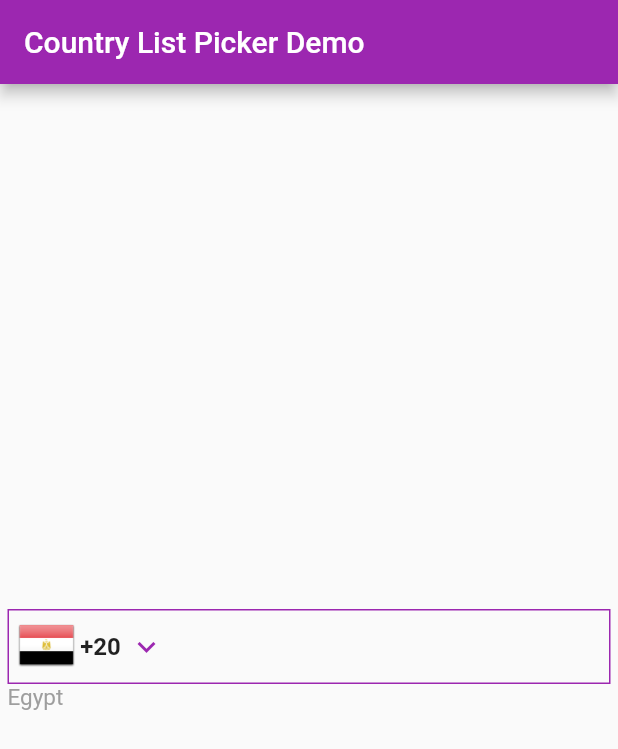
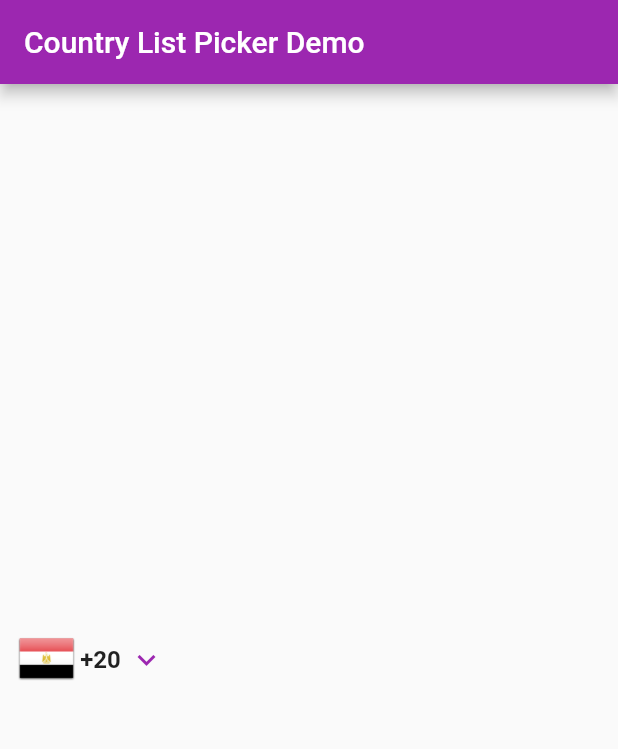
Before and after one commit to AmremadDev/country-list-picker, a Flutter app: the screen it shows after launch, on a phone screen of 412 x 824 dp. Shown: the top 749 px of the screen. Run offline on Flutter 3.47's test engine with Material 2 defaults, Android fonts, the phone set to English and light mode, and no system bars.

Commit message:
wirting methods description

```diff
--- a/example/lib/main.dart
+++ b/example/lib/main.dart
@@ -34,7 +34,6 @@ class HomePage extends StatefulWidget {
 class _HomePageState extends State<HomePage> {
   @override
   Widget build(BuildContext context) {
-    print("Build");
     return Scaffold(
       // backgroundColor: Colors.blue,
       appBar: AppBar(
@@ -45,65 +44,44 @@ class _HomePageState extends State<HomePage> {
         mainAxisAlignment: MainAxisAlignment.center,
         children: [
           CountryListPicker(
-            // border: Border.all(width: 2, style: BorderStyle.none),
-            onChanged: (value) => print(value.englishName.official),
+            border: Border.all(style: BorderStyle.none),
+            isShowTitle: false,
+            onChanged: (value) {
+              ScaffoldMessenger.of(context).showSnackBar(SnackBar(
+                content: Text(value.englishName.official),
+                duration: const Duration(seconds: 1),
+                backgroundColor: Theme.of(context).primaryColor,
+              ));
+            },
+            dialogTheme: const CountryListDialogTheme(
+              alphabetsBar: AlphabetsBarThemes(
+                visible: true,
+                backgroundColor: Colors.transparent,
+                textStyle: TextStyle(color: Colors.black),
+                selectedBackgroundColor: Colors.redAccent,
+                selectedTextStyle: TextStyle(color: Colors.white),
+              ),
+
+              //LastPickTileTheme
+              lastPickTile: LastPickTileTheme(
+                title: "Last Pick",
+                icon: Icon(Icons.check_circle_outline_outlined),
+              ),
+
+              //CurrentLocationTileTheme
+              currentLocationTile: CurrentLocationTileTheme(
+                visible: true,
+                title: "Current Location",
+              ),
+
+              //SearchTileTheme
+              searchTile: SearchTileTheme(
+                visible: true,
+                title: "my search",
+                hint: "by code/name",
+              ),
+            ),
           ),
-          // CountryListPicker(
-          //   isShowTextField: false,
-          //   isDownIcon: false,
-          //   isShowCode: true,
-          //   isShowFlag: true,
-          //   isShowTitle: true,
-          //   border: Border.all(width: 2, color: Colors.red),
-          // ),
-          // Divider(),
-          // CountryListPicker(
-          //   codeTextStyle: const TextStyle(color: Colors.blue, fontSize: 16),
-          //   textFieldTextStyle: const TextStyle(fontSize: 16),
-          //   countryNameTextStyle: const TextStyle(color: Colors.amber),
-          // ),
-          // CountryListPicker(
-          //   //intial value
-          //   initialCountry: Countries.Oman,
-          //   isShowFlag: true,
-          //   isDownIcon: true,
-          //   isShowCode: true,
-          //   isShowTitle: false,
-          //   isShowTextField: false,
-
-          //   useUiOverlay: true,
-          //   onChanged: (Country? code) {},
-          //   dialogTheme: const CountryListDialogTheme(
-          //       // //appBar
-          //       // appBar: AppBar(title: const Text("new appbar title"), backgroundColor: Colors.pink),
-
-          //       // //AlphabetsBarThemes
-          //       // alphabetsBar: const AlphabetsBarThemes(backgroundColor: Colors.transparent, visible: true),
-
-          //       // //LastPickTileTheme
-          //       // lastPickTile: const LastPickTileTheme(visible: true, title: "last country picked", icon: Icon(Icons.check)),
-
-          //       // //CurrentLocationTileTheme
-          //       // currentLocationTile: const CurrentLocationTileTheme(visible: true, title: "current country"),
-
-          //       // //SearchTileTheme
-          //       // searchTile: const SearchTileTheme(visible: true, title: "my search", hint: "by code/name"),
-
-          //       // //show/hide options
-          //       // isShowDialCode: true,
-          //       // isShowFlage: true,
-          //       // isShowFloatButton: false,
-
-          //       // //Styles and colors
-          //       // backgroundColor: Colors.white,
-          //       // titlesBackground: Colors.pink,
-          //       // titlesStyle: const TextStyle(color: Colors.green, fontWeight: FontWeight.bold),
-          //       // textStyle: const TextStyle(color: Colors.pink),
-
-          //       // //Tile height
-          //       // tileHeight: 50,
-          //       ),
-          // ),
         ],
       ),
     );
--- /dev/null
+++ b/lib/contollers/countrylistPicker_controller.dart
@@ -0,0 +1,61 @@
+import 'package:flutter/material.dart';
+import '../models/countries.dart';
+import '../models/country.dart';
+import '../support/countries_codes.dart';
+
+class CountryListPickerController extends ChangeNotifier {
+  int posSelected = -1;
+  bool floatbutton = false;
+  late Country selectedItem;
+  List<Country> countries = [];
+
+  final Countries initialCountry;
+
+  CountryListPickerController({this.initialCountry = Countries.Egypt}) {
+    countries = countriesList
+        .map((s) => Country(
+              alpha2: s['iso_3166_1_alpha2'],
+              alpha3: s['iso_3166_1_alpha3'],
+              englishName:
+                  Name(common: s['englishName']['common'], official: s['englishName']['official']),
+              nativeName:
+                  Name(common: s['nativeName']['common'], official: s['nativeName']['official']),
+              callingCode: s['callingCode'],
+              numberlength: s['numberlength'],
+              flagUri: 'assets/flags/${s['iso_3166_1_alpha2'].toLowerCase()}.png',
+            ))
+        .toList();
+
+    countries.sort((a, b) => a.englishName.common.compareTo(b.englishName.common));
+
+    selectedItem = countries.firstWhere(
+        (Country e) => (e.alpha3.toUpperCase() == initialCountry.alpha3.toUpperCase()),
+        orElse: () => countries[0]);
+  }
+
+  void changeselectedItem(Country country) {
+    if (selectedItem != country) {
+      selectedItem = country;
+      notifyListeners();
+    }
+  }
+
+  void changeSelectedPosition(int index) {
+    if (posSelected != index) {
+      posSelected = index;
+      notifyListeners();
+    }
+  }
+
+  void changeIsShowFloatButton(bool value) {
+    if (floatbutton != value) {
+      floatbutton = value;
+      notifyListeners();
+    }
+  }
+
+  void changeCountries(List<Country> list) {
+    countries = list;
+    notifyListeners();
+  }
+}
--- a/lib/country_list_picker.dart
+++ b/lib/country_list_picker.dart
@@ -1,22 +1,24 @@
 library country_list_picker;
 
 // imports
-import 'package:country_list_picker/models/countries.dart';
+
 import 'package:flutter/material.dart';
 import 'package:provider/provider.dart';
-import 'contollers/countries_codes.dart';
+
 import '../selection_list.dart';
 import '../models/country.dart';
-import '../supports/csettings_controller.dart';
+import '../contollers/countrylistPicker_controller.dart';
 import '../themes/country_list_dialog_theme.dart';
+import '../models/countries.dart';
 
 // exports
-export '../country_list_picker.dart';
 export '../themes/country_list_dialog_theme.dart';
 export '../models/country.dart';
 export '../models/countries.dart';
 
 class CountryListPicker extends StatelessWidget {
+  /// Creates a country list picker widget.
+  ///
   CountryListPicker({
     super.key,
     this.initialCountry = Countries.Egypt,
@@ -28,63 +30,96 @@ class CountryListPicker extends StatelessWidget {
     this.margin = const EdgeInsets.all(5.0),
     this.padding = const EdgeInsets.all(0.0),
     this.border,
-    this.codeTextStyle = const TextStyle(fontSize: 16, fontWeight: FontWeight.bold),
+    this.dialCodeTextStyle = const TextStyle(fontSize: 16, fontWeight: FontWeight.bold),
     this.textFieldTextStyle = const TextStyle(fontSize: 16),
-    this.countryNameTextStyle = const TextStyle(fontSize: 15, color: Colors.grey),
+    this.titleTextStyle = const TextStyle(fontSize: 15, color: Colors.grey),
     this.onChanged,
     this.pickerBuilder,
     this.dialogBuilder,
-    this.width = double.infinity,
     this.useUiOverlay = false,
     this.useSafeArea = false,
     this.dialogTheme = const CountryListDialogTheme(),
   })  : assert(dialogTheme.tileHeight >= 50.0, "tileheight must be greater than 50.0"),
-        assert(isShowFlag == true || isShowCode == true, "Both isShowFlag and isShowCode can't be false");
+        assert(isShowFlag == true || isShowCode == true,
+            "Both isShowFlag and isShowCode can't be false");
 
+  ///Use with the [Countries] Enumration Type to show specific contry. countries are identified by their name as listed below, e.g. [Countries.Egypt].
   final Countries initialCountry;
+
+  /// If true country flag will be appear.
+  /// Both [isShowFlag] and [isShowCode] can't be false
   final bool isShowFlag;
+
+  /// If true country title will be appear at left bottom.
+  /// Both [isShowFlag] and [isShowCode] can't be false
   final bool isShowTitle;
+
+  /// If true country dial code will be appear.
   final bool isShowCode;
+
+  /// If true country flag down icon be appear.
   final bool isDownIcon;
+
+  ///If true country TextField will be appear.
   final bool isShowTextField;
+
+  /// Empty space to surround the [decoration] and [child].
   final EdgeInsets margin;
+
+  /// Empty space to inscribe inside the [decoration]. The [child], if any, is
+  /// placed inside this padding.
+  ///
+  /// This padding is in addition to any padding inherent in the [decoration];
+  /// see [Decoration.padding].
   final EdgeInsets padding;
+
+  /// A border to draw above the background [color], [gradient], or [image].
+  ///
+  /// Follows the [shape] and [borderRadius].
+  ///
+  /// Use [Border] objects to describe borders that do not depend on the reading
+  /// direction.
+  ///
+  /// Use [BoxBorder] objects to describe borders that should flip their left
+  /// and right edges based on whether the text is being read left-to-right or
+  /// right-to-left.
   final BoxBorder? border;
-  final TextStyle codeTextStyle;
+
+  ///Country dial Code Text Style.
+  final TextStyle dialCodeTextStyle;
+
+  ///Phone TextFiled Text Style.
   final TextStyle textFieldTextStyle;
-  final TextStyle countryNameTextStyle;
+
+  ///Country title Text Style.
+  final TextStyle titleTextStyle;
+
+  /// {@template country_list_picker.onChanged}
+  /// Called when the user selects an item.
+  ///
+  /// If the [onChanged] callback is null then clickable part will be disabled.
   final ValueChanged<Country>? onChanged;
+
+  ///
   final Widget Function(BuildContext context, Country? countryCode)? pickerBuilder;
+
+  ///
   final Widget Function(BuildContext context, Country? country)? dialogBuilder;
+
+  ///Whether to allow the widget to set a custom UI overlay
   final bool useUiOverlay;
+
+  ///Whether the country list picker should be wrapped in a SafeArea
   final bool useSafeArea;
-  final double? width;
+
+  ///
+  ///[tileheight] must be greater than 50.0
   final CountryListDialogTheme dialogTheme;
-
-  void initState() {}
 
   @override
   Widget build(BuildContext context) {
-    List<Country> countries = countriesList
-        .map((s) => Country(
-              alpha2: s['iso_3166_1_alpha2'],
-              alpha3: s['iso_3166_1_alpha3'],
-              englishName: Name(common: s['englishName']['common'], official: s['englishName']['official']),
-              nativeName: Name(common: s['nativeName']['common'], official: s['nativeName']['official']),
-              callingCode: s['callingCode'],
-              numberlength: s['numberlength'],
-              flagUri: 'assets/flags/${s['iso_3166_1_alpha2'].toLowerCase()}.png',
-            ))
-        .toList();
-
-    countries.sort((a, b) => a.englishName.common.compareTo(b.englishName.common));
-
-    Country selectedItem = countries.firstWhere(
-        (Country e) => (e.alpha3.toUpperCase() == initialCountry.alpha3.toUpperCase()),
-        orElse: () => countries[0]);
-
-    return ChangeNotifierProvider<CSettings>(
-      create: (context) => CSettings(countries: countries, selectedItem: selectedItem),
+    return ChangeNotifierProvider<CountryListPickerController>(
+      create: (context) => CountryListPickerController(initialCountry: Countries.Egypt),
       builder: (context, child) {
         return Container(
           margin: margin,
@@ -93,32 +128,45 @@ class CountryListPicker extends StatelessWidget {
             children: [
               Container(
                 padding: EdgeInsets.only(
-                    top: padding.top, right: padding.right + 5.0, bottom: padding.bottom, left: padding.left + 5.0),
-                decoration:
-                    BoxDecoration(border: border ?? Border.all(width: 1, color: Theme.of(context).primaryColor)),
-                child: Row(mainAxisSize: MainAxisSize.min, crossAxisAlignment: CrossAxisAlignment.center, children: [
+                    top: padding.top,
+                    right: padding.right + 5.0,
+                    bottom: padding.bottom,
+                    left: padding.left + 5.0),
+                decoration: BoxDecoration(
+                    border: border ?? Border.all(width: 1, color: Theme.of(context).primaryColor)),
+                child: Row(
+                    mainAxisSize: MainAxisSize.min,
+                    crossAxisAlignment: CrossAxisAlignment.center,
+                    children: [
                       InkWell(
-                    onTap: (onChanged == null) ? null : () => _onChangeEvent(context, countries, selectedItem),
+                        onTap: (onChanged == null)
+                            ? null
+                            : () => _onChangeEvent(
+                                context,
+                                context.read<CountryListPickerController>().countries,
+                                context.read<CountryListPickerController>().selectedItem),
                         child: _buildMainPart(),
                       ),
                       if (isShowTextField == true)
                         Flexible(
                           child: TextField(
-                        style: textFieldTextStyle.copyWith(fontSize: textFieldTextStyle.fontSize ?? 16),
+                            style: textFieldTextStyle.copyWith(
+                                fontSize: textFieldTextStyle.fontSize ?? 16),
                             maxLength: 15,
-                        decoration: const InputDecoration(border: InputBorder.none, counterText: ""),
+                            decoration:
+                                const InputDecoration(border: InputBorder.none, counterText: ""),
                           ),
                         )
                     ]),
               ),
               if (isShowTitle == true)
-                Selector<CSettings, Country>(
+                Selector<CountryListPickerController, Country>(
                     selector: (context, model) => model.selectedItem,
                     builder: (context, value, child) => Text(
                           value.englishName.common,
-                          style: countryNameTextStyle.copyWith(
-                              fontSize: countryNameTextStyle.fontSize ?? 15,
-                              color: countryNameTextStyle.color ?? Colors.grey),
+                          style: titleTextStyle.copyWith(
+                              fontSize: titleTextStyle.fontSize ?? 15,
+                              color: titleTextStyle.color ?? Colors.grey),
                         )),
             ],
           ),
@@ -127,17 +175,18 @@ class CountryListPicker extends StatelessWidget {
     );
   }
 
-  Future<void> _onChangeEvent(BuildContext context, List<Country> countries, Country selectedItem) async {
-    CSettings settings = context.read<CSettings>();
+  Future<void> _onChangeEvent(
+      BuildContext context, List<Country> countries, Country selectedItem) async {
+    CountryListPickerController controller = context.read<CountryListPickerController>();
     final Country? result = await Navigator.push(
         context,
         MaterialPageRoute(
-            builder: (context) => ChangeNotifierProvider<CSettings>(
-                  create: (context) => CSettings(countries: countries, selectedItem: selectedItem),
+            builder: (context) => ChangeNotifierProvider<CountryListPickerController>(
+                  create: (context) => CountryListPickerController(initialCountry: Countries.Egypt),
                   builder: (context, child) {
                     return SelectionList(
                       countries,
-                      initialCountry: context.read<CSettings>().selectedItem,
+                      initialCountry: controller.selectedItem,
                       appBar: dialogTheme.appBar ??
                           AppBar(
                               backgroundColor: Theme.of(context).appBarTheme.backgroundColor,
@@ -148,15 +197,17 @@ class CountryListPicker extends StatelessWidget {
                     );
                   },
                 )));
-    settings.changeselectedItem(result ?? selectedItem);
+    controller.changeselectedItem(result ?? selectedItem);
     if (onChanged != null) onChanged!(selectedItem);
   }
 
-  Selector<CSettings, Country> _buildMainPart() {
-    return Selector<CSettings, Country>(
+  Selector<CountryListPickerController, Country> _buildMainPart() {
+    return Selector<CountryListPickerController, Country>(
         selector: (context, model) => model.selectedItem,
-        builder: (context, value, child) =>
-            Row(mainAxisSize: MainAxisSize.min, crossAxisAlignment: CrossAxisAlignment.center, children: [
+        builder: (context, value, child) => Row(
+                mainAxisSize: MainAxisSize.min,
+                crossAxisAlignment: CrossAxisAlignment.center,
+                children: [
                   //flage
                   if (isShowFlag == true)
                     Flexible(
@@ -167,9 +218,9 @@ class CountryListPicker extends StatelessWidget {
                     Padding(
                         padding: const EdgeInsets.symmetric(horizontal: 2.5),
                         child: Text(value.callingCode.toString(),
-                        style: codeTextStyle.copyWith(
-                            fontSize: codeTextStyle.fontSize ?? 16,
-                            fontWeight: codeTextStyle.fontWeight ?? FontWeight.bold))),
+                            style: dialCodeTextStyle.copyWith(
+                                fontSize: dialCodeTextStyle.fontSize ?? 16,
+                                fontWeight: dialCodeTextStyle.fontWeight ?? FontWeight.bold))),
                   //down icon
                   if (isDownIcon == true)
                     Padding(
--- a/lib/supports/csettings_controller.dart
+++ /dev/null
@@ -1,39 +0,0 @@
-import 'package:flutter/material.dart';
-import '../models/country.dart';
-
-class CSettings extends ChangeNotifier {
-  int posSelected = -1;
-  bool floatbutton = false;
-  late Country selectedItem;
-  List<Country> countries = [];
-  CSettings({
-    required this.countries,
-    required this.selectedItem,
-  });
-
-  void changeselectedItem(Country country) {
-    if (selectedItem != country) {
-      selectedItem = country;
-      notifyListeners();
-    }
-  }
-
-  void changeSelectedPosition(int index) {
-    if (posSelected != index) {
-      posSelected = index;
-      notifyListeners();
-    }
-  }
-
-  void changeIsShowFloatButton(bool value) {
-    if (floatbutton != value) {
-      floatbutton = value;
-      notifyListeners();
-    }
-  }
-
-  void changeCountries(List<Country> list) {
-    countries = list;
-    notifyListeners();
-  }
-}
--- a/lib/widget/lastpick_tile.dart
+++ b/lib/widget/lastpick_tile.dart
@@ -21,7 +21,8 @@ class LastPickTile extends StatelessWidget {
           height: dialogTheme.tileHeight,
           child: Text(
             dialogTheme.lastPickTile.title,
-            style: dialogTheme.titlesStyle.copyWith(fontSize: dialogTheme.titlesStyle.fontSize ?? 16),
+            style:
+                dialogTheme.titlesStyle.copyWith(fontSize: dialogTheme.titlesStyle.fontSize ?? 16),
           )),
       SizedBox(
         height: dialogTheme.tileHeight,
```
Also changed, not shown: lib/selection_list.dart (+17 -8 lines), lib/themes/country_list_dialog_theme.dart (+89 -0 lines), lib/widget/alphabetscroll.dart (+21 -11 lines), lib/widget/search_tile.dart (+7 -4 lines), lib/support/countries_codes.dart (renamed from lib/contollers/countries_codes.dart), 1 other file. Lines whose indentation alone changed are shown as unchanged.
